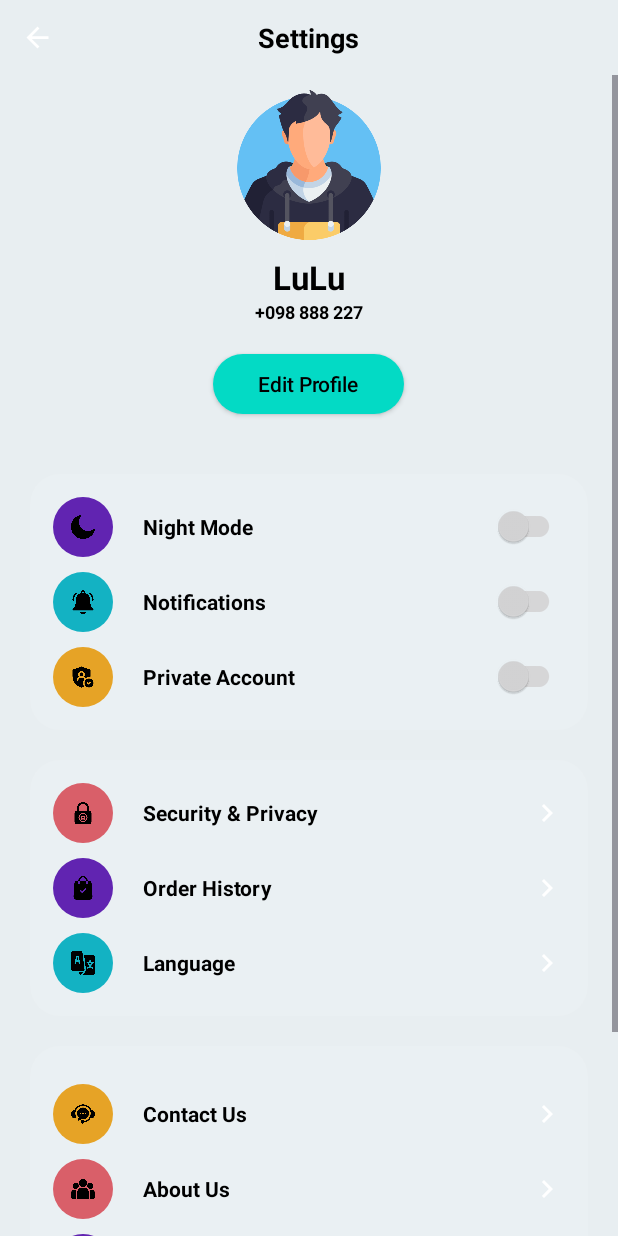
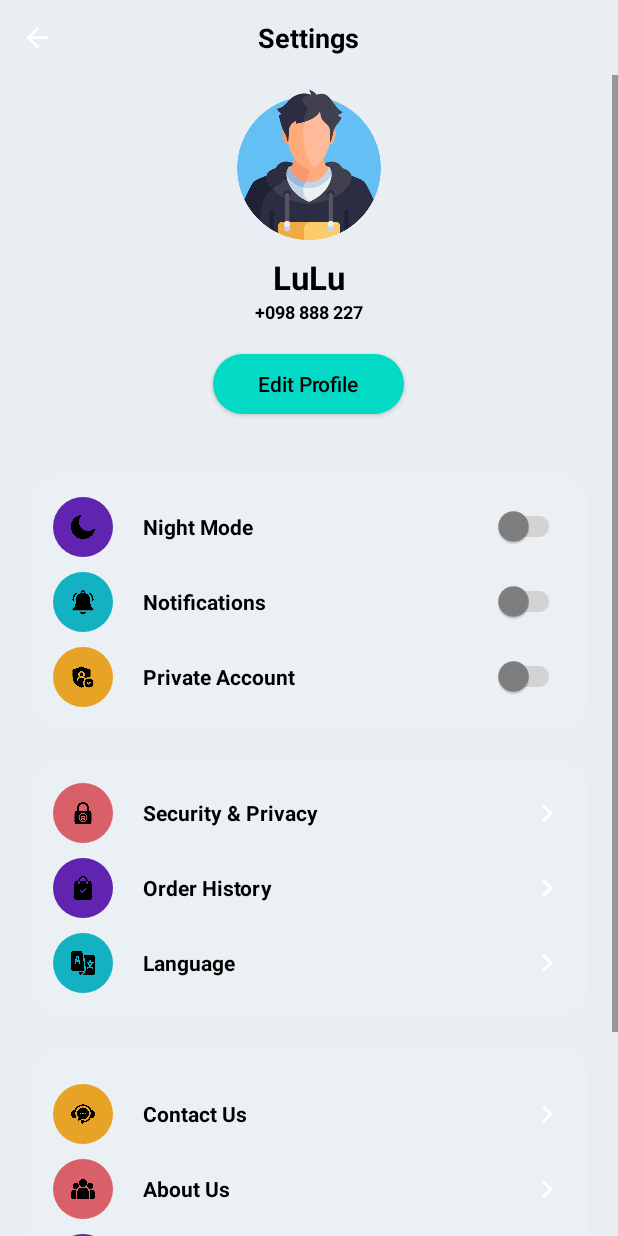
Before and after one commit to Remy2404/coffeecorner, an Android app: the SettingsActivity screen opened directly, with no data from a screen before it, on a phone screen of 412 x 824 dp. Run offline under Robolectric (Android 15) with nearby library versions, the phone set to English and light mode, and no system bars.

Commit message:
Update colors.xml with new sitting colors and gray/light_gray

```diff
--- a/app/src/main/res/values/colors.xml
+++ b/app/src/main/res/values/colors.xml
@@ -44,4 +44,6 @@
     <color name="noti">#13B2C3</color>
     <color name="p_acc">#E6A326</color>
     <color name="sec">#D95F69</color>
+    <color name="gray">#808080</color>
+    <color name="light_gray">#D3D3D3</color>
 </resources>
```
